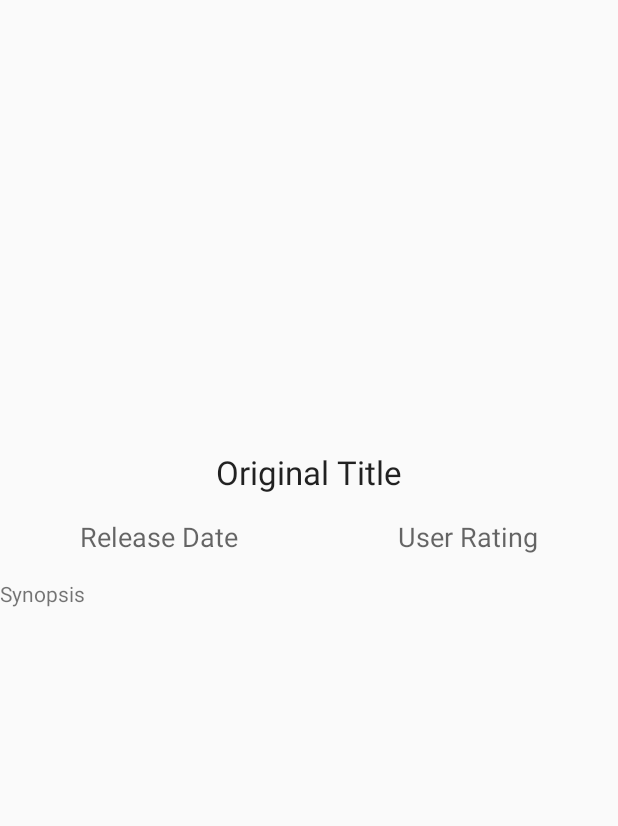
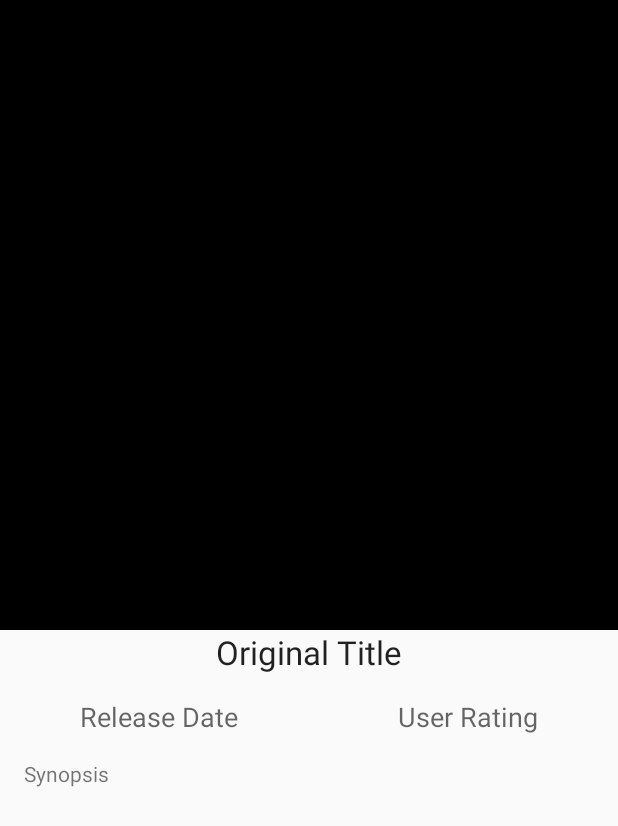
Before and after one commit to pdrogfer/PopularMoviesApp, an Android app: the layout fragment_details.xml on its own in the app's theme, with its tools: preview values and no code run, on a phone screen of 412 x 824 dp. Shown: the top 826 px of the screen. Run offline under Robolectric (Android 15) with nearby library versions, the phone set to English and light mode, and no system bars.

Commit message:
added padding and background color

```diff
--- a/app/src/main/res/layout/fragment_details.xml
+++ b/app/src/main/res/layout/fragment_details.xml
@@ -4,10 +4,11 @@
 
     <ImageView
         android:layout_width="fill_parent"
-        android:layout_height="300sp"
+        android:layout_height="420sp"
         android:id="@+id/ivDetailsPoster"
         android:layout_alignParentTop="true"
         android:layout_centerHorizontal="true"
+        android:background="@android:color/background_dark"
         android:contentDescription="Movie Poster" />
 
     <TextView
@@ -54,6 +55,8 @@
         android:layout_width="match_parent"
         android:layout_height="wrap_content"
         android:text="Synopsis"
+        android:paddingLeft="16dp"
+        android:paddingRight="16dp"
         android:id="@+id/tvDetailsSynopsis"
         android:layout_below="@+id/rowDetails" />
 </RelativeLayout>
```
